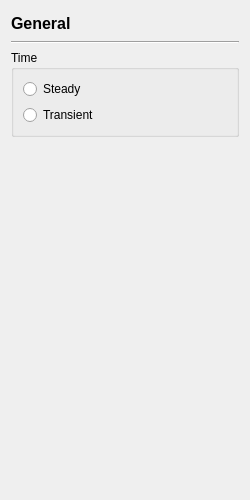
nextfoam/baram, file view/setup/general/general_page.ui: the form before one commit.
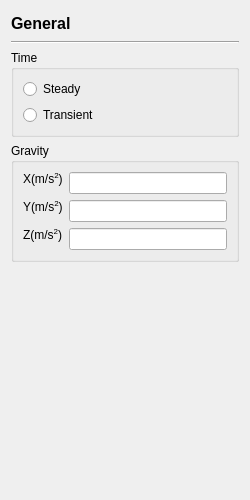
The form after the commit.

Commit message: Issue #121 case wizard에서 gravity 설정과 energy 모델 설정을 General 페이지와 Models 페이지로 이동

```diff
--- a/view/setup/general/general_page.ui
+++ b/view/setup/general/general_page.ui
@@ -81,6 +81,78 @@
      </layout>
     </widget>
    </item>
+   <item>
+    <widget class="QGroupBox" name="groupBox_2">
+     <property name="title">
+      <string>Gravity</string>
+     </property>
+     <layout class="QFormLayout" name="formLayout">
+      <item row="0" column="0">
+       <widget class="QLabel" name="label_x">
+        <property name="sizePolicy">
+         <sizepolicy hsizetype="Preferred" vsizetype="Fixed">
+          <horstretch>0</horstretch>
+          <verstretch>0</verstretch>
+         </sizepolicy>
+        </property>
+        <property name="text">
+         <string>X(m/s&lt;sup&gt;2&lt;/sup&gt;)</string>
+        </property>
+       </widget>
+      </item>
+      <item row="0" column="1">
+       <widget class="QLineEdit" name="gravityX">
+        <property name="enabled">
+         <bool>true</bool>
+        </property>
+        <property name="text">
+         <string/>
+        </property>
+       </widget>
+      </item>
+      <item row="1" column="0">
+       <widget class="QLabel" name="label_y">
+        <property name="sizePolicy">
+         <sizepolicy hsizetype="Preferred" vsizetype="Fixed">
+          <horstretch>0</horstretch>
+          <verstretch>0</verstretch>
+         </sizepolicy>
+        </property>
+        <property name="text">
+         <string>Y(m/s&lt;sup&gt;2&lt;/sup&gt;)</string>
+        </property>
+       </widget>
+      </item>
+      <item row="1" column="1">
+       <widget class="QLineEdit" name="gravityY">
+        <property name="text">
+         <string/>
+        </property>
+       </widget>
+      </item>
+      <item row="2" column="0">
+       <widget class="QLabel" name="label_z">
+        <property name="sizePolicy">
+         <sizepolicy hsizetype="Preferred" vsizetype="Fixed">
+          <horstretch>0</horstretch>
+          <verstretch>0</verstretch>
+         </sizepolicy>
+        </property>
+        <property name="text">
+         <string>Z(m/s&lt;sup&gt;2&lt;/sup&gt;)</string>
+        </property>
+       </widget>
+      </item>
+      <item row="2" column="1">
+       <widget class="QLineEdit" name="gravityZ">
+        <property name="text">
+         <string/>
+        </property>
+       </widget>
+      </item>
+     </layout>
+    </widget>
+   </item>
    <item>
     <spacer name="verticalSpacer">
      <property name="orientation">
```
The commit also changes 9 other files.
